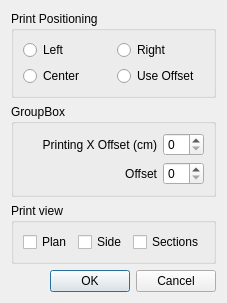
Old version of the form Ui/BulbPrintOptions.ui in the repository mgian/bulbcalculator.
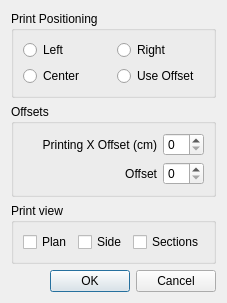
New version of the form. Icons and pictures are not drawn.

```diff
--- a/Ui/BulbPrintOptions.ui
+++ b/Ui/BulbPrintOptions.ui
@@ -54,7 +54,7 @@
    <item>
     <widget class="QGroupBox" name="groupBox">
      <property name="title">
-      <string>GroupBox</string>
+      <string>Offsets</string>
      </property>
      <layout class="QGridLayout" name="gridLayout">
       <item row="0" column="0">
```
Left out of the diff: 8 changed lines with no effect on the pictures.
